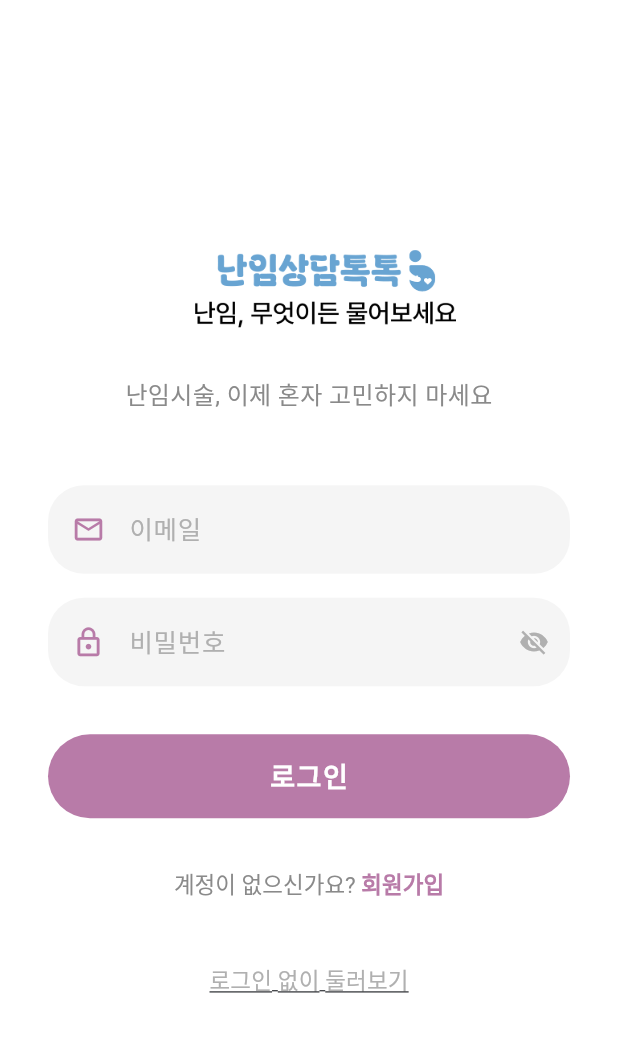
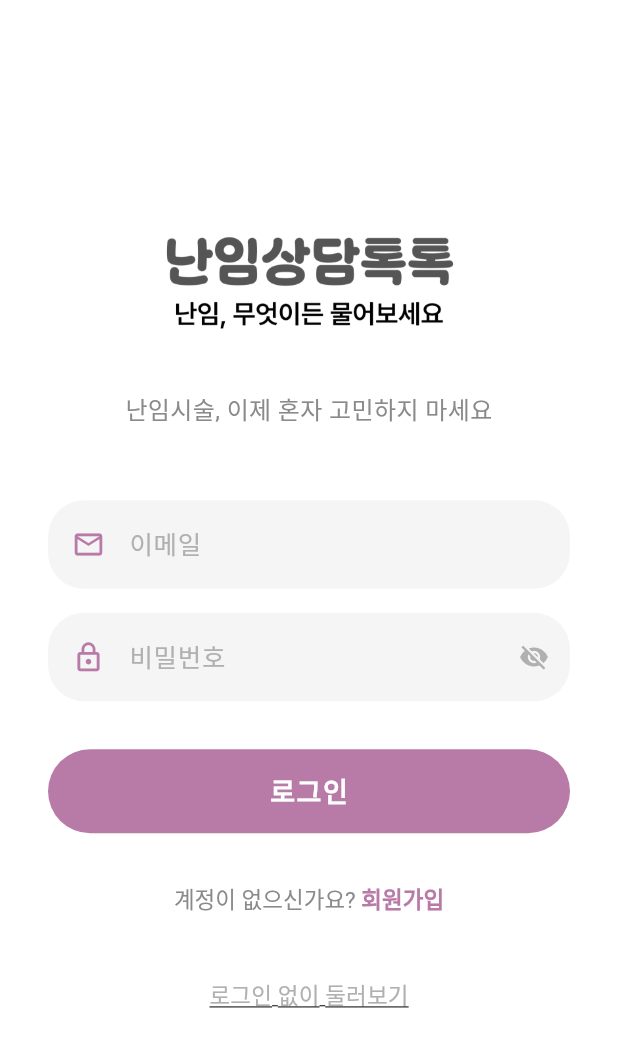
Before and after one commit to seungjae-s-work-space/medical_QnA, a Flutter app: the screen it shows after launch, on a phone screen of 412 x 824 dp. Shown: the top 1047 px of the screen. Run offline on Flutter 3.47's test engine with Material 3 defaults, Android fonts, the phone set to English and light mode, and no system bars; our stand-ins replace cached_network_image, cloud_firestore, dio, file_picker, firebase_auth, firebase_core and 9 more; missing offline and left inert: image_gallery_saver_plus, in_app_purchase_storekit, local_notifier, tray_manager, window_manager; accounts and stored records are empty; project files that could hold a hidden picture were left out.

Commit message:
feat: 로그인 화면 로고 이미지 변경 (loginlogo4xreal.png)

```diff
--- a/medical_qa_app/lib/screens/auth/login_screen.dart
+++ b/medical_qa_app/lib/screens/auth/login_screen.dart
@@ -75,8 +75,8 @@ class _LoginScreenState extends State<LoginScreen> {
 
                   // 로고 이미지
                   Image.asset(
-                    'assets/images/appbar_section4x.png',
-                    height: 60,
+                    'assets/images/loginlogo4xreal.png',
+                    height: 80,
                     fit: BoxFit.contain,
                   ),
                   const SizedBox(height: 24),
```
Also changed, not shown: medical_qa_app/assets/images/loginlogo4x.png (added), medical_qa_app/assets/images/loginlogo4xreal.png (added).
